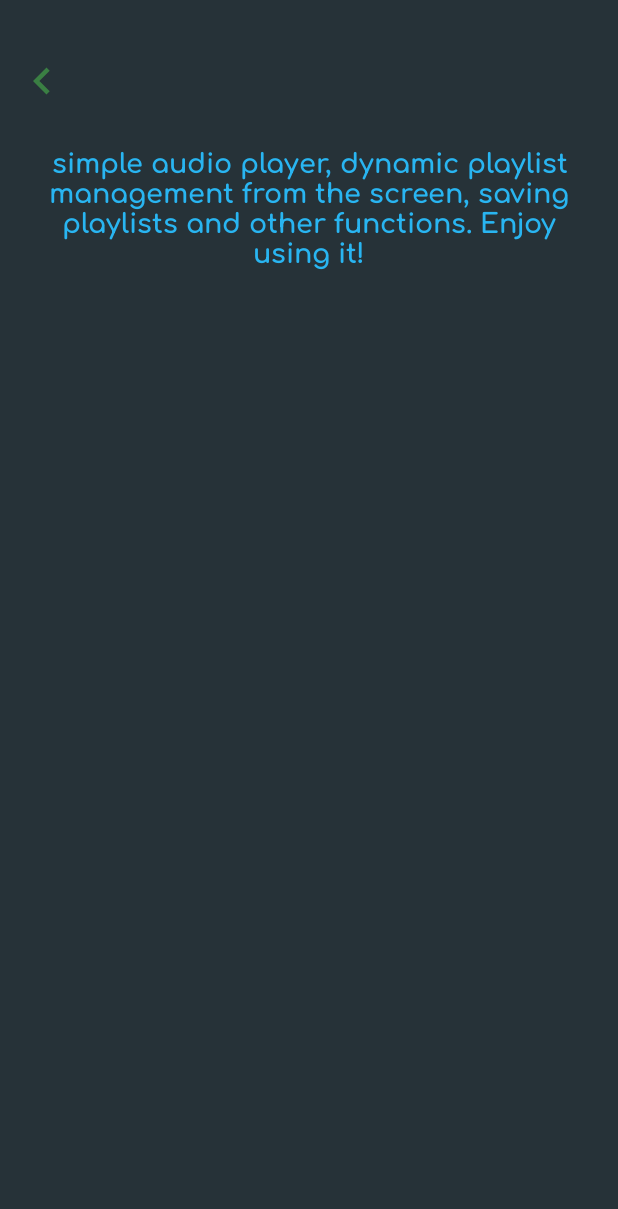
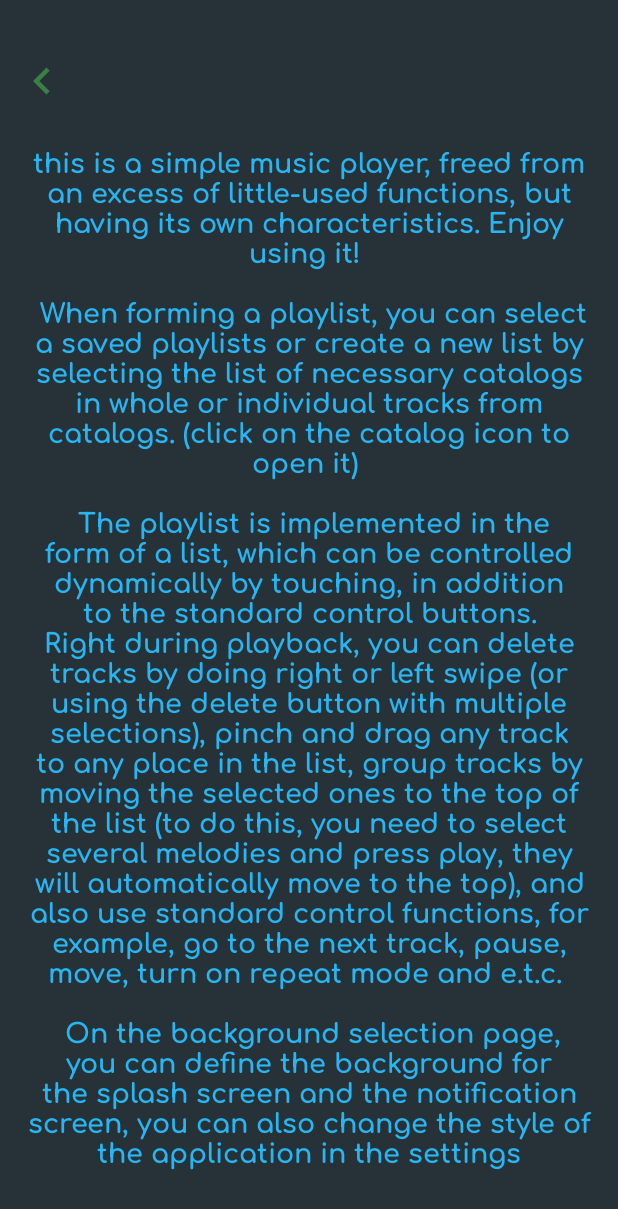
Before and after one commit to comanch22/A_player_kmti, an Android app: the AboutAppFragment screen opened through its navigation route, on a phone screen of 412 x 824 dp. Shown: the top 1209 px of the screen. Run offline under Robolectric (Android 15) with nearby library versions, the phone set to English and light mode, and no system bars; our stand-ins replace Dagger/Hilt's generated code, data binding.

Commit message:
app description added

```diff
--- a/app/build.gradle
+++ b/app/build.gradle
@@ -26,7 +26,7 @@ android {
 
     buildTypes {
         release {
-            minifyEnabled true
+            minifyEnabled  false
             proguardFiles getDefaultProguardFile('proguard-android-optimize.txt'), 'proguard-rules.pro'
         }
     }
--- a/app/src/main/res/values/strings.xml
+++ b/app/src/main/res/values/strings.xml
@@ -48,7 +48,18 @@
        See the License for the specific language governing permissions and \n
         limitations under the License. \n
     </string>
-    <string name="info_about_app">"simple audio player, dynamic playlist management from the screen, saving playlists and other functions. Enjoy using it!"</string>
+    <string name="info_about_app">"this is a simple music player, freed from an excess of little-used functions, but having its own characteristics. Enjoy using it!"
+    \n
+        \n
+        When forming a playlist, you can select a saved playlists or create a new list by selecting the list of necessary catalogs in whole or individual tracks from catalogs.
+        (click on the catalog icon to open it)
+        \n
+        \n
+        The playlist is implemented in the form of a list, which can be controlled dynamically by touching, in addition to the standard control buttons. Right during playback, you can delete tracks by doing right or left swipe (or using the delete button with multiple selections), pinch and drag any track to any place in the list, group tracks by moving the selected ones to the top of the list (to do this, you need to select several melodies and press play, they will automatically move to the top), and also use standard control functions, for example, go to the next track, pause, move, turn on repeat mode and e.t.c.
+        \n
+        \n
+        On the background selection page, you can define the background for the splash screen and the notification screen, you can also change the style of the application in the settings
+    </string>
     <string name="request_date">request date</string>
     <string name="playlist_name">playlist name</string>
     <string name="default_playlist">default playlist</string>
```
Also changed, not shown: 1 other file.
